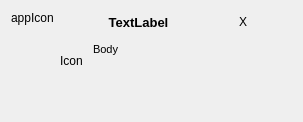
First picture: the form in src/plugins/backends/snore/notifywidget.ui, repository baohaojun/system-config, before the edit.
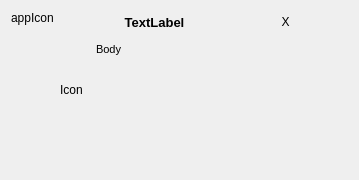
Second picture: the form after the edit.

Commit message: enable wordwrap for title

Patch:
```diff
--- a/src/plugins/backends/snore/notifywidget.ui
+++ b/src/plugins/backends/snore/notifywidget.ui
@@ -6,8 +6,8 @@
    <rect>
     <x>0</x>
     <y>0</y>
-    <width>303</width>
-    <height>122</height>
+    <width>359</width>
+    <height>180</height>
    </rect>
   </property>
   <property name="mouseTracking">
@@ -78,6 +78,9 @@
            <property name="alignment">
             <set>Qt::AlignCenter</set>
            </property>
+           <property name="wordWrap">
+            <bool>true</bool>
+           </property>
           </widget>
          </item>
          <item>
```
Left out of the diff: 3 changed lines with no effect on the pictures.
